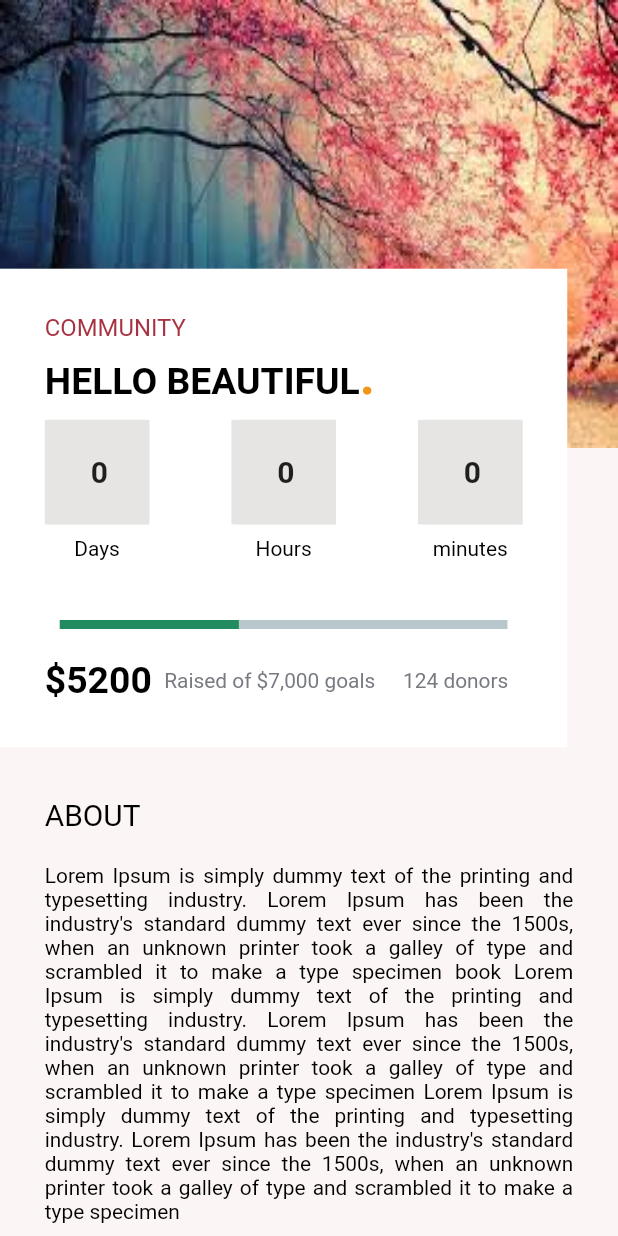
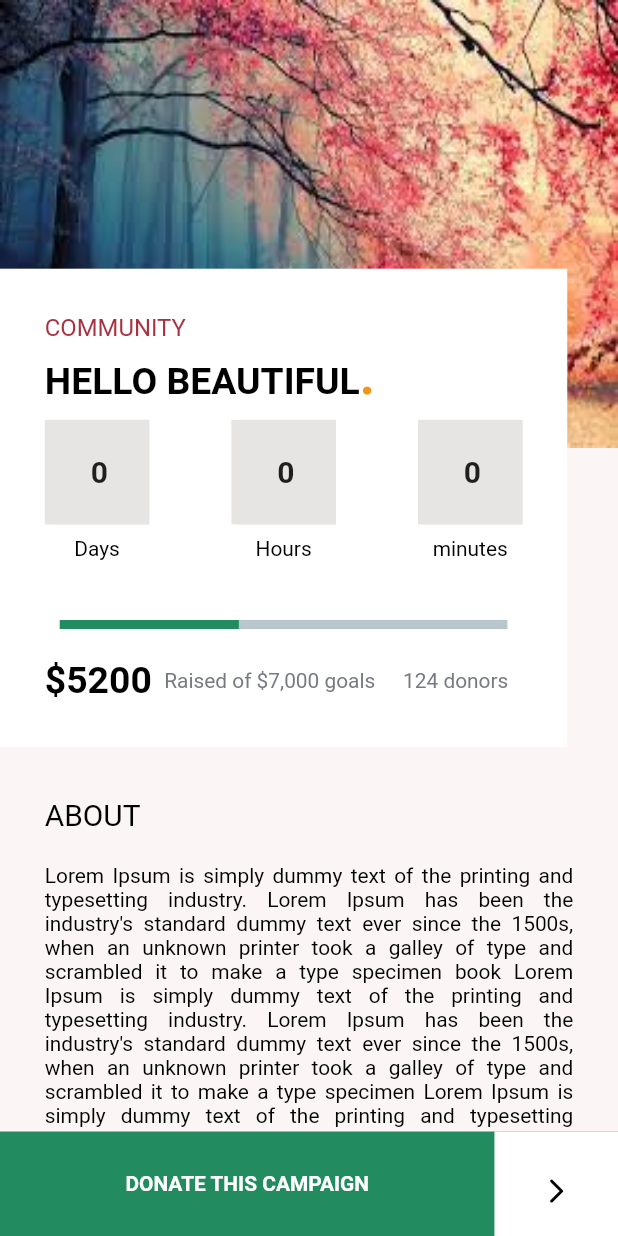
Before and after one commit to mk1799/flutter-animation, a Flutter app: the Description screen opened directly, on a phone screen of 412 x 824 dp. Run offline on Flutter 3.47's test engine with Material 2 defaults, Android fonts, the phone set to English and light mode, and no system bars; our stand-ins replace hexcolor.

Commit message:
- class added

```diff
--- a/lib/main.dart
+++ b/lib/main.dart
@@ -17,7 +17,7 @@ class MyApp extends StatelessWidget {
       debugShowCheckedModeBanner: false,
       title: "Flutter Animation",
       navigatorKey: globalKey,
-      home: HomeScreen(),
+      home: Description(),
     );
   }
 }
--- a/lib/screens/Description.dart
+++ b/lib/screens/Description.dart
@@ -17,28 +17,101 @@ class Description extends StatefulWidget {
 class _DescriptionState extends State<Description> {
   GlobalKey<ScaffoldState> _scaffoldKey = GlobalKey();
   Duration _duration = Duration(seconds: 1000000);
+
+  @override
+  void initState() {
+    super.initState();
+  }
+
   @override
   Widget build(BuildContext context) {
     return Scaffold(
       backgroundColor: HexColor("#fcf5f6"),
+      bottomNavigationBar: Container(
+        color: HexColor("#228c60"),
+        height: getSize(70),
+        child: Row(
+          children: [
+            Expanded(
+              flex: 4,
+              child: Container(
+                child: Text(
+                  "donate this campaign".toUpperCase(),
+                  textAlign: TextAlign.center,
+                  style: getBoldStyle().copyWith(
+                    color: Colors.white,
+                  ),
+                ),
+              ),
+            ),
+            Expanded(
+              flex: 1,
+              child: Container(
+                padding: EdgeInsets.all(getSize(30)),
+                color: Colors.white,
+                child: Icon(
+                  Icons.arrow_forward_ios_rounded,
+                  color: Colors.black,
+                  size: getSize(20),
+                ),
+              ),
+            )
+          ],
+        ),
+      ),
       body: SingleChildScrollView(
         child: Stack(
           overflow: Overflow.visible,
           children: [
-            SizedBox(
-              width: double.infinity,
-              height: getSize(300),
-              child: FittedBox(
-                child: Image.asset("asset/bg.jpg"),
-                fit: BoxFit.fill,
-              ),
-            ),
+            getBackGroundImg(),
             Container(
               margin: EdgeInsets.only(top: getSize(180)),
               child: Column(
                 crossAxisAlignment: CrossAxisAlignment.start,
                 children: [
-                  Container(
+                  getCard(),
+                  SizedBox(
+                    height: getSize(20),
+                  ),
+                  getAbout(context),
+                ],
+              ),
+            )
+          ],
+        ),
+      ),
+    );
+  }
+
+  Container getAbout(BuildContext context) {
+    return Container(
+      width: MediaQuery.of(context).size.width,
+      padding:
+          EdgeInsets.symmetric(vertical: getSize(15), horizontal: getSize(30)),
+      child: Column(
+        mainAxisSize: MainAxisSize.min,
+        crossAxisAlignment: CrossAxisAlignment.start,
+        children: [
+          Text(
+            "ABOUT".toUpperCase(),
+            style: getBoldStyle()
+                .copyWith(fontSize: getSize(20), fontWeight: FontWeight.w400),
+          ),
+          SizedBox(
+            height: getSize(20),
+          ),
+          Text(
+            "Lorem Ipsum is simply dummy text of the printing and typesetting industry. Lorem Ipsum has been the industry's standard dummy text ever since the 1500s, when an unknown printer took a galley of type and scrambled it to make a type specimen book Lorem Ipsum is simply dummy text of the printing and typesetting industry. Lorem Ipsum has been the industry's standard dummy text ever since the 1500s, when an unknown printer took a galley of type and scrambled it to make a type specimen Lorem Ipsum is simply dummy text of the printing and typesetting industry. Lorem Ipsum has been the industry's standard dummy text ever since the 1500s, when an unknown printer took a galley of type and scrambled it to make a type specimen",
+            textAlign: TextAlign.justify,
+            style: getRegularStyle().copyWith(fontSize: getSize(14)),
+          ),
+        ],
+      ),
+    );
+  }
+
+  Container getCard() {
+    return Container(
       color: Colors.white,
       width: getSize(380),
       child: Padding(
@@ -69,8 +142,7 @@ class _DescriptionState extends State<Description> {
                     TextSpan(
                       text: ".",
                       style: TextStyle(
-                                        color: HexColor("#f09516"),
-                                        fontSize: getSize(35)),
+                          color: HexColor("#f09516"), fontSize: getSize(35)),
                     )
                   ]),
             ),
@@ -90,8 +162,8 @@ class _DescriptionState extends State<Description> {
               ),
               shouldShowDays: false,
               onDone: () {
-                              _scaffoldKey.currentState.showSnackBar(
-                                  SnackBar(content: Text('Clock 1 finished')));
+                _scaffoldKey.currentState
+                    .showSnackBar(SnackBar(content: Text('Clock 1 finished')));
               },
             ),
             SizedBox(
@@ -142,41 +214,16 @@ class _DescriptionState extends State<Description> {
           ],
         ),
       ),
-                  ),
-                  SizedBox(
-                    height: getSize(20),
-                  ),
-                  Container(
-                    width: MediaQuery.of(context).size.width,
-                    padding: EdgeInsets.symmetric(
-                        vertical: getSize(15), horizontal: getSize(30)),
-                    child: Column(
-                      mainAxisSize: MainAxisSize.min,
-                      crossAxisAlignment: CrossAxisAlignment.start,
-                      children: [
-                        Text(
-                          "ABOUT".toUpperCase(),
-                          style: getBoldStyle().copyWith(
-                              fontSize: getSize(20),
-                              fontWeight: FontWeight.w400),
-                        ),
-                        SizedBox(
-                          height: getSize(20),
-                        ),
-                        Text(
-                          "Lorem Ipsum is simply dummy text of the printing and typesetting industry. Lorem Ipsum has been the industry's standard dummy text ever since the 1500s, when an unknown printer took a galley of type and scrambled it to make a type specimen book Lorem Ipsum is simply dummy text of the printing and typesetting industry. Lorem Ipsum has been the industry's standard dummy text ever since the 1500s, when an unknown printer took a galley of type and scrambled it to make a type specimen Lorem Ipsum is simply dummy text of the printing and typesetting industry. Lorem Ipsum has been the industry's standard dummy text ever since the 1500s, when an unknown printer took a galley of type and scrambled it to make a type specimen",
-                          textAlign: TextAlign.justify,
-                          style:
-                              getRegularStyle().copyWith(fontSize: getSize(14)),
-                        ),
-                      ],
-                    ),
-                  ),
-                ],
-              ),
-            )
-          ],
-        ),
+    );
+  }
+
+  SizedBox getBackGroundImg() {
+    return SizedBox(
+      width: double.infinity,
+      height: getSize(300),
+      child: FittedBox(
+        child: Image.asset("asset/bg.jpg"),
+        fit: BoxFit.fill,
       ),
     );
   }
--- a/lib/screens/HomeScreen.dart
+++ b/lib/screens/HomeScreen.dart
@@ -4,6 +4,8 @@ import 'package:flutter_animation/screens/test.dart';
 import 'package:flutter_animation/utils/responsive.dart';
 import 'package:flutter_animation/utils/style.dart';
 import 'dart:math';
+
+import 'package:hexcolor/hexcolor.dart';
 
 class HomeScreen extends StatefulWidget {
   @override
@@ -81,7 +83,8 @@ class _LeftWidgetState extends State<LeftWidget> with TickerProviderStateMixin {
           Container(
             width: getSize(70),
             decoration: BoxDecoration(
-              color: Color(0xffED305A),
+              // color: Color(0xffED305A),
+              color: HexColor("#228c60"),
               borderRadius: BorderRadius.circular(30),
             ),
             child: Column(
--- /dev/null
+++ b/lib/screens/model/cardModel.dart
@@ -0,0 +1,12 @@
+class CardModel {
+  String tag;
+  String lable;
+  String price;
+  int percentage;
+  CardModel({
+    this.tag,
+    this.lable,
+    this.price,
+    this.percentage,
+  });
+}
--- a/lib/screens/test.dart
+++ b/lib/screens/test.dart
@@ -2,6 +2,7 @@ import 'package:flutter/material.dart';
 import 'dart:math' as math;
 
 import 'package:flutter/scheduler.dart';
+import 'package:hexcolor/hexcolor.dart';
 
 class HomePage extends StatefulWidget {
   @override
@@ -228,7 +229,7 @@ class VerticalText extends StatelessWidget {
       child: Text(
         name,
         style: TextStyle(
-          color: checked ? Color(0xff98162d) : Colors.white,
+          color: checked ? HexColor("#228c60"): Colors.white,
           fontSize: 16,
         ),
       ),
```
Lines whose indentation alone changed are shown as unchanged.
